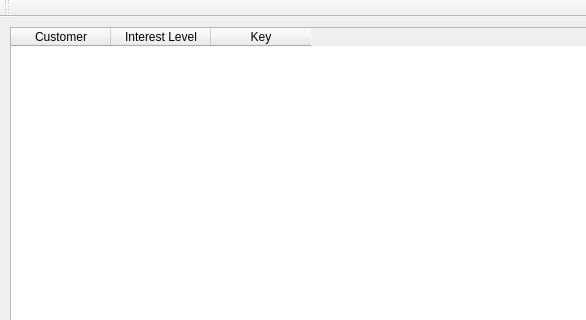
The window that customerlist.ui (JaredRauch/Cyber-Dragon-Repository) describes before a commit, drawn with Qt 5; both pictures show x 0 to 586 and y 0 to 320 of the 1119 by 641 pixel window.
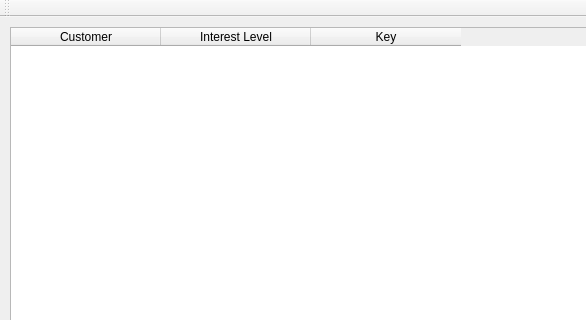
The same window after the commit.

The edit to the form file:
```diff
--- a/customerlist.ui
+++ b/customerlist.ui
@@ -26,6 +26,12 @@
     <property name="rowCount">
      <number>0</number>
     </property>
+    <attribute name="horizontalHeaderCascadingSectionResizes">
+     <bool>false</bool>
+    </attribute>
+    <attribute name="horizontalHeaderDefaultSectionSize">
+     <number>150</number>
+    </attribute>
     <attribute name="verticalHeaderVisible">
      <bool>false</bool>
     </attribute>
```
